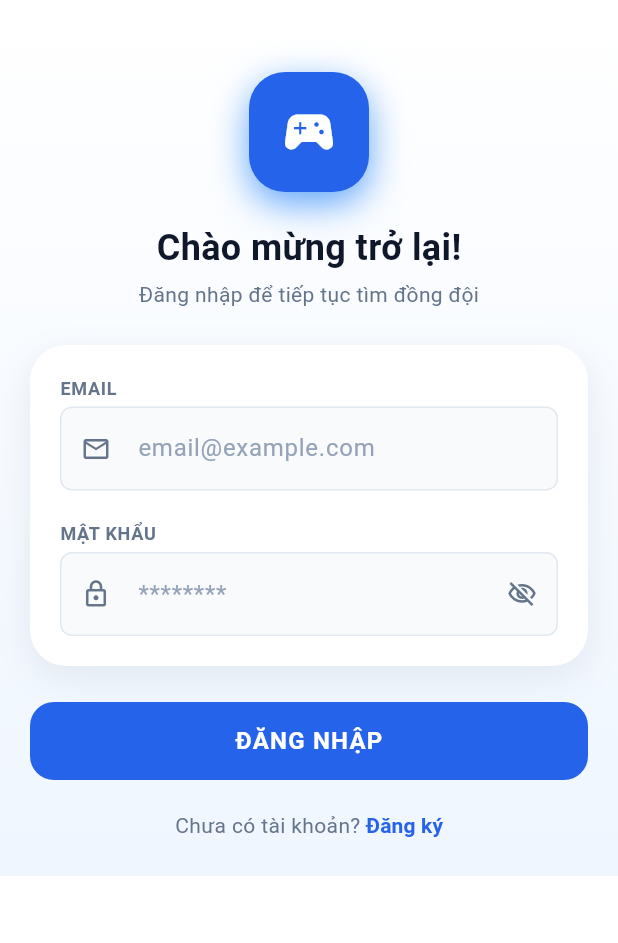
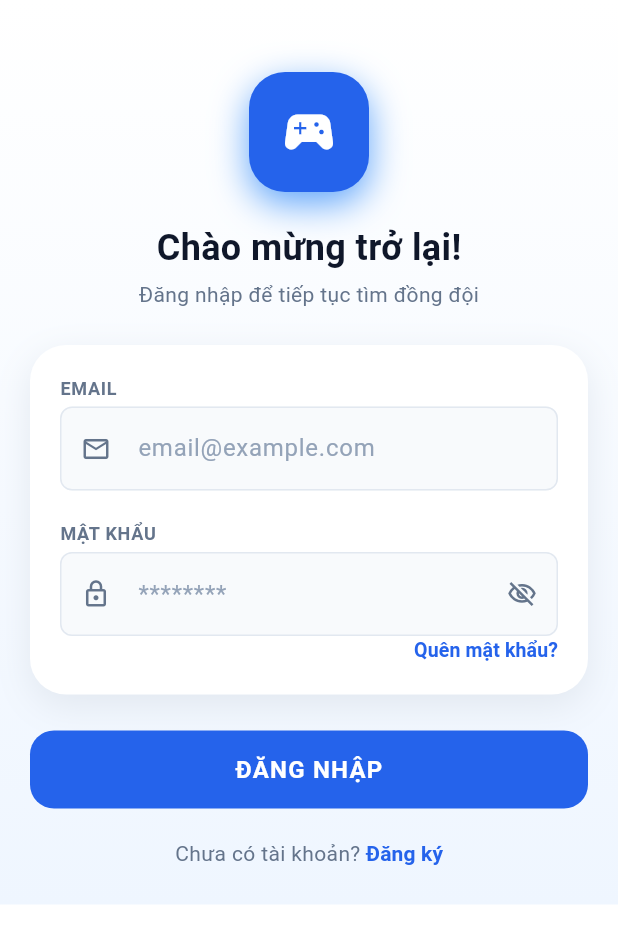
Before and after one commit to Thanhtong-IT/Find-My-Team, a Flutter app: the screen it shows after launch, on a phone screen of 412 x 824 dp. Shown: the top 943 px of the screen. Run offline on Flutter 3.47's test engine with Material 3 defaults, Android fonts, the phone set to English and light mode, and no system bars; our stand-ins replace connectivity_plus, dio, equatable, flutter_bloc, flutter_dotenv, flutter_secure_storage and 4 more; missing offline and left inert: agora_rtc_engine, stomp_dart_client; accounts and stored records are empty.

Commit message:
done otp

```diff
--- a/fe/lib/core/constants/api_constants.dart
+++ b/fe/lib/core/constants/api_constants.dart
@@ -11,6 +11,11 @@ class ApiConstants {
   // Auth endpoints
   static const String login = '/auth/login';
   static const String register = '/auth/register';
+  static const String verifyOtp = '/auth/verify-otp';
+  static const String resendOtp = '/auth/resend-otp';
+  static const String forgotPassword = '/auth/forgot-password';
+  static const String verifyResetOtp = '/auth/verify-reset-otp';
+  static const String resetPassword = '/auth/reset-password';
   static const String refresh = '/auth/refresh';
   static const String me = '/users/me';
 
--- a/fe/lib/core/network/dio_client.dart
+++ b/fe/lib/core/network/dio_client.dart
@@ -30,10 +30,10 @@ class DioClient {
 
     instance.interceptors.add(AuthInterceptor(tokenRepository));
     instance.interceptors.add(LogInterceptor(
-      requestHeader: false,
-      requestBody: false,
+      requestHeader: true,
+      requestBody: true,
       responseHeader: false,
-      responseBody: false,
+      responseBody: true,
       error: true,
     ));
   }
--- a/fe/lib/features/auth/bloc/auth_event.dart
+++ b/fe/lib/features/auth/bloc/auth_event.dart
@@ -41,3 +41,22 @@ class AuthRegisterRequested extends AuthEvent {
 class AuthLogoutRequested extends AuthEvent {
   const AuthLogoutRequested();
 }
+
+class AuthVerifyOtpRequested extends AuthEvent {
+  final String email;
+  final String otp;
+
+  const AuthVerifyOtpRequested({required this.email, required this.otp});
+
+  @override
+  List<Object?> get props => [email, otp];
+}
+
+class AuthResendOtpRequested extends AuthEvent {
+  final String email;
+
+  const AuthResendOtpRequested({required this.email});
+
+  @override
+  List<Object?> get props => [email];
+}
--- a/fe/lib/features/auth/bloc/auth_state.dart
+++ b/fe/lib/features/auth/bloc/auth_state.dart
@@ -6,6 +6,7 @@ enum AuthStatus {
   loading,
   authenticated,
   unauthenticated,
+  needsVerification,
   error,
 }
 
@@ -13,11 +14,13 @@ class AuthState extends Equatable {
   final AuthStatus status;
   final UserModel? user;
   final String? errorMessage;
+  final String? emailToVerify;
 
   const AuthState({
     this.status = AuthStatus.initial,
     this.user,
     this.errorMessage,
+    this.emailToVerify,
   });
 
   const AuthState.initial() : this(status: AuthStatus.initial);
@@ -30,6 +33,9 @@ class AuthState extends Equatable {
   const AuthState.unauthenticated()
       : this(status: AuthStatus.unauthenticated);
 
+  const AuthState.needsVerification(String email)
+      : this(status: AuthStatus.needsVerification, emailToVerify: email);
+
   const AuthState.error(String message)
       : this(status: AuthStatus.error, errorMessage: message);
 
@@ -37,18 +43,21 @@ class AuthState extends Equatable {
     AuthStatus? status,
     UserModel? user,
     String? errorMessage,
+    String? emailToVerify,
   }) {
     return AuthState(
       status: status ?? this.status,
       user: user ?? this.user,
       errorMessage: errorMessage ?? this.errorMessage,
+      emailToVerify: emailToVerify ?? this.emailToVerify,
     );
   }
 
   bool get isAuthenticated => status == AuthStatus.authenticated;
   bool get isLoading => status == AuthStatus.loading;
   bool get isInitial => status == AuthStatus.initial;
+  bool get needsVerification => status == AuthStatus.needsVerification;
 
   @override
-  List<Object?> get props => [status, user, errorMessage];
+  List<Object?> get props => [status, user, errorMessage, emailToVerify];
 }
--- a/fe/lib/features/auth/screens/forgot_password_screen.dart
+++ b/fe/lib/features/auth/screens/forgot_password_screen.dart
@@ -40,8 +40,9 @@ class _ForgotPasswordScreenState extends State<ForgotPasswordScreen> {
       );
     } catch (e) {
       if (!mounted) return;
+      final errorMsg = e.toString().replaceAll('Exception: ', '');
       ScaffoldMessenger.of(context).showSnackBar(
-        SnackBar(content: Text(e.toString()), backgroundColor: AppColors.error),
+        SnackBar(content: Text(errorMsg), backgroundColor: AppColors.error),
       );
     } finally {
       if (mounted) setState(() => _isLoading = false);
--- a/fe/lib/features/auth/screens/login_screen.dart
+++ b/fe/lib/features/auth/screens/login_screen.dart
@@ -62,24 +62,38 @@ class _LoginScreenState extends State<LoginScreen> {
 
   @override
   Widget build(BuildContext context) {
-    return BlocListener<AuthBloc, AuthState>(
-      listenWhen: (prev, curr) =>
-          curr.status == AuthStatus.error && prev.status != AuthStatus.error,
+    return MultiBlocListener(
+      listeners: [
+        BlocListener<AuthBloc, AuthState>(
+          listenWhen: (prev, curr) => curr.status == AuthStatus.error && prev.status != AuthStatus.error,
           listener: (context, state) {
             if (state.errorMessage != null) {
               _showSnackBar(state.errorMessage!);
             }
           },
-      child: BlocListener<AuthBloc, AuthState>(
-        listenWhen: (prev, curr) =>
-            curr.status == AuthStatus.authenticated &&
-            prev.status != AuthStatus.authenticated,
+        ),
+        BlocListener<AuthBloc, AuthState>(
+          listenWhen: (prev, curr) => curr.status == AuthStatus.authenticated && prev.status != AuthStatus.authenticated,
           listener: (context, state) {
             Navigator.pushReplacement(
               context,
               MaterialPageRoute(builder: (_) => const MainNavigationScreen()),
             );
           },
+        ),
+        BlocListener<AuthBloc, AuthState>(
+          listenWhen: (prev, curr) => curr.status == AuthStatus.needsVerification && prev.status != AuthStatus.needsVerification,
+          listener: (context, state) {
+            if (state.emailToVerify != null) {
+              Navigator.pushNamed(
+                context,
+                '/otp-verification',
+                arguments: state.emailToVerify,
+              );
+            }
+          },
+        ),
+      ],
       child: Scaffold(
         body: Container(
           decoration: const BoxDecoration(
@@ -105,7 +119,6 @@ class _LoginScreenState extends State<LoginScreen> {
                   _buildFooter(),
                   const SizedBox(height: AppSizes.paddingXL),
                 ],
-                ),
               ),
             ),
           ),
@@ -163,6 +176,25 @@ class _LoginScreenState extends State<LoginScreen> {
           ),
           const SizedBox(height: AppSizes.paddingL),
           _buildPasswordField(),
+          Align(
+            alignment: Alignment.centerRight,
+            child: TextButton(
+              onPressed: () => Navigator.pushNamed(context, '/forgot-password'),
+              style: TextButton.styleFrom(
+                padding: EdgeInsets.zero,
+                minimumSize: Size.zero,
+                tapTargetSize: MaterialTapTargetSize.shrinkWrap,
+              ),
+              child: const Text(
+                'Quên mật khẩu?',
+                style: TextStyle(
+                  fontSize: 13,
+                  fontWeight: FontWeight.w600,
+                  color: AppColors.primary,
+                ),
+              ),
+            ),
+          ),
         ],
       ),
     );
--- a/fe/lib/features/auth/screens/reset_password_screen.dart
+++ b/fe/lib/features/auth/screens/reset_password_screen.dart
@@ -4,9 +4,8 @@ import '../services/auth_api_service.dart';
 
 class ResetPasswordScreen extends StatefulWidget {
   final String email;
-  final String otp;
 
-  const ResetPasswordScreen({super.key, required this.email, required this.otp});
+  const ResetPasswordScreen({super.key, required this.email});
 
   @override
   State<ResetPasswordScreen> createState() => _ResetPasswordScreenState();
@@ -44,7 +43,6 @@ class _ResetPasswordScreenState extends State<ResetPasswordScreen> {
     try {
       await _authService.resetPassword(
         email: widget.email,
-        otp: widget.otp,
         newPassword: password,
       );
       if (!mounted) return;
```
Also changed, not shown: fe/lib/features/auth/bloc/auth_bloc.dart (+51 -8 lines), fe/lib/features/auth/screens/otp_verification_screen.dart (+38 -9 lines), fe/lib/features/auth/screens/register_screen.dart (+21 -8 lines), fe/lib/features/auth/services/auth_api_service.dart (+123 -56 lines), fe/lib/main.dart (+20 -0 lines), 2 other files. Lines whose indentation alone changed are shown as unchanged.
